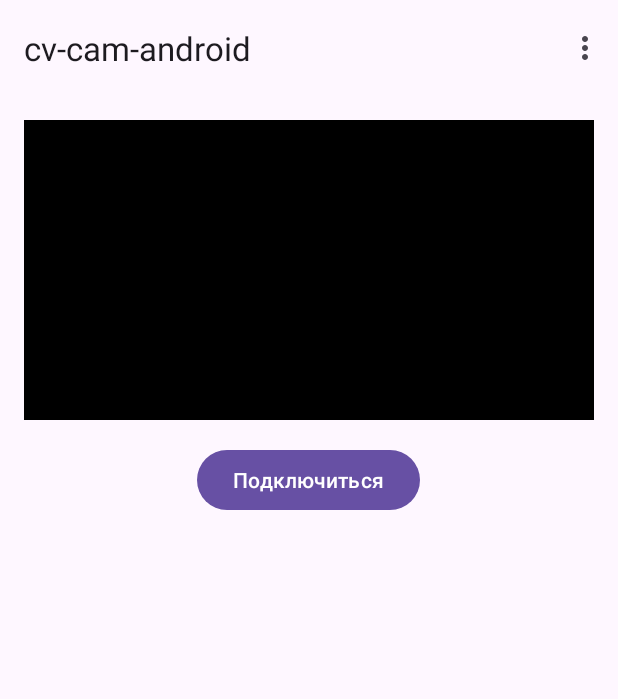
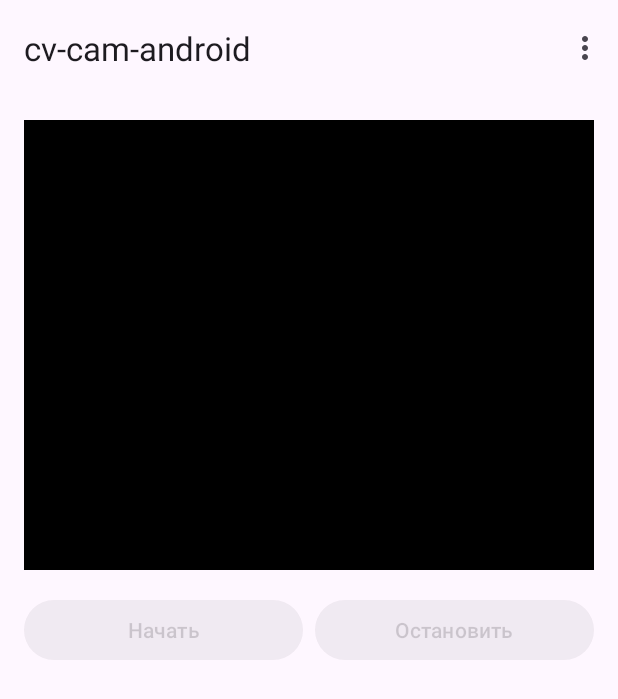
Before and after one commit to Morpheuseses/cv-cam-android, an Android app: the screen it shows after launch (MainActivity), on a phone screen of 412 x 824 dp. Shown: the top 699 px of the screen. Run offline under Robolectric (Android 15) with nearby library versions, the phone set to English and light mode, and no system bars; libraries missing offline, so code that uses them is left out: org.java_websocket.client, org.java_websocket.handshake.

Commit message:
Поработал над интерфейсом и соединением с сервером

```diff
--- a/frontend/src/main/AndroidManifest.xml
+++ b/frontend/src/main/AndroidManifest.xml
@@ -2,6 +2,11 @@
 <manifest xmlns:android="http://schemas.android.com/apk/res/android"
     xmlns:tools="http://schemas.android.com/tools">
     <uses-permission android:name="android.permission.INTERNET" />
+    <uses-permission android:name="android.permission.ACCESS_NETWORK_STATE" />
+    <uses-permission android:name="android.permission.CHANGE_NETWORK_STATE" />
+    <uses-permission android:name="android.permission.ACCESS_WIFI_STATE" />
+    <uses-permission android:name="android.permission.CHANGE_WIFI_STATE" />
+
     <application
         android:allowBackup="true"
         android:dataExtractionRules="@xml/data_extraction_rules"
--- a/frontend/src/main/java/com/example/cv_cam_android/MainActivity.java
+++ b/frontend/src/main/java/com/example/cv_cam_android/MainActivity.java
@@ -2,46 +2,177 @@ package com.example.cv_cam_android;
 
 import android.content.Intent;
 import android.content.SharedPreferences;
+import android.graphics.Bitmap;
+import android.graphics.BitmapFactory;
 import android.os.Bundle;
+import android.os.Handler;
+import android.util.Log;
 import android.view.Menu;
 import android.view.MenuItem;
+import android.widget.Button;
+import android.widget.ImageView;
+import android.widget.Toast;
+
 import androidx.appcompat.app.AppCompatActivity;
-import androidx.media3.common.MediaItem;
-import androidx.media3.exoplayer.ExoPlayer;
-import androidx.media3.ui.PlayerView;
 import androidx.appcompat.widget.Toolbar;
 
-public class MainActivity extends AppCompatActivity {
+public class MainActivity extends AppCompatActivity implements VideoClient.VideoFrameListener {
 
-    private PlayerView playerView;
-    private ExoPlayer player;
-
+    private static final String TAG = "MainActivity";
+    private VideoClient videoClient;
+    private ImageView imageView;
+    private Button btnStart, btnStop;
+    private boolean isConnected = false;
+    private long lastFrameTime = 0;
 
     @Override
     protected void onCreate(Bundle savedInstanceState) {
         super.onCreate(savedInstanceState);
         setContentView(R.layout.activity_main);
 
+        initializeUI();
+        initializeVideoClient();
+    }
+
+    private void initializeUI() {
         Toolbar toolbar = findViewById(R.id.toolbar);
         setSupportActionBar(toolbar);
 
-        // Установим заголовок
-        if (getSupportActionBar() != null) {
-            getSupportActionBar().setTitle(R.string.app_name);
+        imageView = findViewById(R.id.image_view);
+        btnStart = findViewById(R.id.btn_start);
+        btnStop = findViewById(R.id.btn_stop);
+
+        btnStart.setOnClickListener(v -> {
+            if (isConnected) {
+                videoClient.sendCommand("start_stream");
+                showToast("Запуск потока...");
+            } else {
+                showToast("Нет подключения к серверу");
+            }
+        });
+
+        btnStop.setOnClickListener(v -> {
+            if (isConnected) {
+                videoClient.sendCommand("stop_stream");
+                showToast("Остановка потока...");
+                // Очищаем ImageView
+                imageView.setImageBitmap(null);
+            }
+        });
+
+        updateButtonStates();
+    }
+
+    private void initializeVideoClient() {
+        videoClient = new VideoClient(this);
+
+        // Автоподключение с задержкой
+        new Handler().postDelayed(this::connectToServer, 1000);
+    }
+
+    private void connectToServer() {
+        SharedPreferences prefs = getSharedPreferences("settings", MODE_PRIVATE);
+        String serverUrl = prefs.getString("stream_url", "");
+
+        if (serverUrl.isEmpty()) {
+            showToast("❌ URL сервера не задан");
+            return;
         }
 
-        playerView = findViewById(R.id.player_view);
-        player = new ExoPlayer.Builder(this).build();
-        playerView.setPlayer(player);
+        // Преобразуем в WebSocket URL
+        String websocketUrl = serverUrl.replace("http://", "ws://").replace("https://", "wss://");
+        if (!websocketUrl.startsWith("ws://") && !websocketUrl.startsWith("wss://")) {
+            websocketUrl = "ws://" + websocketUrl;
+        }
 
-        SharedPreferences prefs = getSharedPreferences("settings", MODE_PRIVATE);
-        String url = prefs.getString("stream_url", "");
+        Log.d(TAG, "🎯 Final WebSocket URL: " + websocketUrl);
+        showToast("Подключение...");
 
-        if (!url.isEmpty()) {
-            MediaItem mediaItem = MediaItem.fromUri(url);
-            player.setMediaItem(mediaItem);
-            player.prepare();
-            player.play();
+        videoClient.connect(websocketUrl);
+    }
+
+    @Override
+    public void onFrameReceived(byte[] frameData) {
+        runOnUiThread(() -> {
+            try {
+                long currentTime = System.currentTimeMillis();
+                long timeDiff = currentTime - lastFrameTime;
+                lastFrameTime = currentTime;
+
+                Log.d(TAG, "🖼️ Displaying frame, size: " + frameData.length + " bytes, time since last: " + timeDiff + "ms");
+
+                Bitmap bitmap = BitmapFactory.decodeByteArray(frameData, 0, frameData.length);
+                if (bitmap != null) {
+                    imageView.setImageBitmap(bitmap);
+                    Log.d(TAG, "✅ Frame displayed successfully");
+                } else {
+                    Log.e(TAG, "❌ Failed to decode bitmap");
+                    showToast("Ошибка декодирования кадра");
+                }
+            } catch (Exception e) {
+                Log.e(TAG, "💥 Error displaying frame: " + e.getMessage());
+                showToast("Ошибка отображения кадра");
+            }
+        });
+    }
+
+    @Override
+    public void onConnectionStatusChanged(boolean connected) {
+        runOnUiThread(() -> {
+            isConnected = connected;
+            updateButtonStates();
+
+            if (connected) {
+                showToast("✅ Подключено к серверу");
+                Log.i(TAG, "✅ Successfully connected to server");
+
+                // Автоматически запускаем поток через 1 секунду
+                new Handler().postDelayed(() -> {
+                    if (isConnected) {
+                        videoClient.sendCommand("start_stream");
+                        showToast("Автозапуск потока...");
+                    }
+                }, 1000);
+            } else {
+                showToast("❌ Отключено от сервера");
+                Log.i(TAG, "❌ Disconnected from server");
+
+                // Пытаемся переподключиться через 3 секунды
+                new Handler().postDelayed(() -> {
+                    if (!isConnected) {
+                        Log.i(TAG, "🔄 Attempting reconnect...");
+                        connectToServer();
+                    }
+                }, 3000);
+            }
+        });
+    }
+
+    @Override
+    public void onError(String error) {
+        runOnUiThread(() -> {
+            Log.e(TAG, "❌ Client error: " + error);
+            showToast("Ошибка: " + error);
+        });
+    }
+
+    private void updateButtonStates() {
+        btnStart.setEnabled(isConnected);
+        btnStop.setEnabled(isConnected);
+
+        btnStart.setAlpha(isConnected ? 1.0f : 0.5f);
+        btnStop.setAlpha(isConnected ? 1.0f : 0.5f);
+    }
+
+    private void showToast(String message) {
+        Toast.makeText(this, message, Toast.LENGTH_SHORT).show();
+    }
+
+    @Override
+    protected void onDestroy() {
+        super.onDestroy();
+        if (videoClient != null) {
+            videoClient.disconnect();
         }
     }
 
@@ -59,12 +190,4 @@ public class MainActivity extends AppCompatActivity {
         }
         return super.onOptionsItemSelected(item);
     }
-
-    @Override
-    protected void onDestroy() {
-        super.onDestroy();
-        if (player != null) {
-            player.release();
-        }
-    }
 }
--- /dev/null
+++ b/frontend/src/main/java/com/example/cv_cam_android/VideoClient.java
@@ -0,0 +1,177 @@
+package com.example.cv_cam_android;
+
+import android.util.Log;
+import org.java_websocket.client.WebSocketClient;
+import org.java_websocket.handshake.ServerHandshake;
+import org.json.JSONObject;
+import java.net.URI;
+
+public class VideoClient {
+    private static final String TAG = "VideoClient";
+    private WebSocketClient webSocketClient;
+    private VideoFrameListener frameListener;
+
+    public interface VideoFrameListener {
+        void onFrameReceived(byte[] frameData);
+        void onConnectionStatusChanged(boolean connected);
+        void onError(String error);
+    }
+
+    public VideoClient(VideoFrameListener listener) {
+        this.frameListener = listener;
+    }
+
+    public void connect(String serverUrl) {
+        try {
+            Log.d(TAG, "🔗 Connecting to: " + serverUrl);
+
+            URI uri = new URI(serverUrl);
+            webSocketClient = new WebSocketClient(uri) {
+                @Override
+                public void onOpen(ServerHandshake handshake) {
+                    Log.i(TAG, "✅ WebSocket CONNECTED - Status: " + handshake.getHttpStatus());
+
+                    if (frameListener != null) {
+                        frameListener.onConnectionStatusChanged(true);
+                    }
+
+                    // Запрашиваем статус при подключении
+                    sendCommand("status");
+                }
+
+                @Override
+                public void onMessage(String message) {
+                    Log.d(TAG, "📨 Raw message length: " + message.length() + " chars");
+
+                    try {
+                        JSONObject json = new JSONObject(message);
+                        String type = json.getString("type");
+
+                        Log.d(TAG, "📨 Message type: " + type);
+
+                        switch (type) {
+                            case "video_frame":
+                                String frameData = json.getString("data");
+                                Log.d(TAG, "🖼️ Frame data length: " + frameData.length() + " chars");
+
+                                try {
+                                    byte[] decodedFrame = android.util.Base64.decode(frameData, android.util.Base64.DEFAULT);
+                                    Log.d(TAG, "🔍 Decoded frame size: " + decodedFrame.length + " bytes");
+
+                                    if (frameListener != null) {
+                                        frameListener.onFrameReceived(decodedFrame);
+                                        Log.d(TAG, "✅ Frame delivered to listener");
+                                    } else {
+                                        Log.e(TAG, "❌ Frame listener is null!");
+                                    }
+                                } catch (IllegalArgumentException e) {
+                                    Log.e(TAG, "❌ Base64 decoding failed: " + e.getMessage());
+                                    if (frameListener != null) {
+                                        frameListener.onError("Base64 decoding failed");
+                                    }
+                                }
+                                break;
+
+                            case "connection":
+                                String status = json.optString("status", "");
+                                String msg = json.optString("message", "");
+                                boolean raspberryConnected = json.optBoolean("raspberry_connected", false);
+                                Log.i(TAG, "🔌 Connection: " + status + " - " + msg);
+                                Log.i(TAG, "📡 Raspberry Pi connected: " + raspberryConnected);
+                                break;
+
+                            case "ack":
+                                String command = json.optString("command", "");
+                                String ackStatus = json.optString("status", "");
+                                String ackMsg = json.optString("message", "");
+                                Log.i(TAG, "✅ " + command + ": " + ackStatus + " - " + ackMsg);
+                                break;
+
+                            case "status":
+                                boolean rpiConnected = json.optBoolean("raspberry_connected", false);
+                                int clientsCount = json.optInt("clients_count", 0);
+                                Log.i(TAG, "📊 Status - RPi: " + rpiConnected + ", Clients: " + clientsCount);
+                                break;
+
+                            case "error":
+                                String errorMsg = json.optString("message", "");
+                                Log.e(TAG, "❌ Server error: " + errorMsg);
+                                if (frameListener != null) {
+                                    frameListener.onError(errorMsg);
+                                }
+                                break;
+
+                            default:
+                                Log.w(TAG, "❓ Unknown message type: " + type);
+                        }
+
+                    } catch (Exception e) {
+                        Log.e(TAG, "💥 JSON parsing error: " + e.getMessage());
+                        Log.e(TAG, "Message content: " + message.substring(0, Math.min(100, message.length())));
+                        if (frameListener != null) {
+                            frameListener.onError("JSON parsing failed");
+                        }
+                    }
+                }
+
+                @Override
+                public void onClose(int code, String reason, boolean remote) {
+                    Log.w(TAG, "❌ WebSocket CLOSED - Code: " + code + ", Reason: " + reason + ", Remote: " + remote);
+
+                    if (frameListener != null) {
+                        frameListener.onConnectionStatusChanged(false);
+                    }
+                }
+
+                @Override
+                public void onError(Exception ex) {
+                    Log.e(TAG, "💥 WebSocket ERROR: " + ex.getMessage());
+                    ex.printStackTrace();
+
+                    if (frameListener != null) {
+                        frameListener.onConnectionStatusChanged(false);
+                        frameListener.onError(ex.getMessage());
+                    }
+                }
+            };
+
+            // Настройка таймаутов
+            webSocketClient.setConnectionLostTimeout(30);
+
+            Log.d(TAG, "🚀 Starting connection...");
+            webSocketClient.connect();
+
+        } catch (Exception e) {
+            Log.e(TAG, "💥 Connection failed: " + e.getMessage());
+            if (frameListener != null) {
+                frameListener.onError("Connection failed: " + e.getMessage());
+            }
+        }
+    }
+
+    public void sendCommand(String command) {
+        if (webSocketClient != null && webSocketClient.isOpen()) {
+            try {
+                JSONObject jsonCommand = new JSONObject();
+                jsonCommand.put("command", command);
+                webSocketClient.send(jsonCommand.toString());
+                Log.d(TAG, "📤 Sent command: " + command);
+            } catch (Exception e) {
+                Log.e(TAG, "💥 Send command error: " + e.getMessage());
+            }
+        } else {
+            Log.w(TAG, "⚠️ Cannot send command - WebSocket not connected");
+        }
+    }
+
+    public void disconnect() {
+        if (webSocketClient != null) {
+            webSocketClient.close();
+            Log.i(TAG, "🔌 Disconnected manually");
+        }
+    }
+
+    public boolean isConnected() {
+        return webSocketClient != null && webSocketClient.isOpen();
+    }
+}
--- a/frontend/src/main/res/layout/activity_main.xml
+++ b/frontend/src/main/res/layout/activity_main.xml
@@ -7,6 +7,7 @@
     android:fitsSystemWindows="true"
     tools:context=".MainActivity">
 
+    <!-- Toolbar -->
     <com.google.android.material.appbar.AppBarLayout
         android:layout_width="match_parent"
         android:layout_height="wrap_content">
@@ -15,9 +16,10 @@
             android:id="@+id/toolbar"
             android:layout_width="match_parent"
             android:layout_height="?attr/actionBarSize"
-            app:menu="@menu/main_menu" />
+            app:menu="@menu/main_menu"/>
     </com.google.android.material.appbar.AppBarLayout>
 
+    <!-- Основной контейнер -->
     <LinearLayout
         android:id="@+id/main_container"
         android:layout_width="match_parent"
@@ -26,20 +28,38 @@
         android:padding="16dp"
         app:layout_behavior="@string/appbar_scrolling_view_behavior">
 
-        <androidx.media3.ui.PlayerView
-            android:id="@+id/player_view"
+        <!-- ImageView для показа видео с Raspberry Pi -->
+        <ImageView
+            android:id="@+id/image_view"
             android:layout_width="match_parent"
-            android:layout_height="200dp"
-            app:show_buffering="when_playing"
-            app:use_controller="true" />
+            android:layout_height="300dp"
+            android:scaleType="fitCenter"
+            android:background="#000000"/>
 
-        <Button
-            android:id="@+id/btn_connect"
-            android:layout_width="wrap_content"
+        <!-- Кнопки управления потоком -->
+        <LinearLayout
+            android:layout_width="match_parent"
             android:layout_height="wrap_content"
-            android:text="@string/ConnectButton"
-            android:layout_gravity="center_horizontal"
-            android:layout_marginTop="16dp"/>
+            android:orientation="horizontal"
+            android:layout_marginTop="16dp"
+            android:weightSum="2">
+
+            <Button
+                android:id="@+id/btn_start"
+                android:layout_width="0dp"
+                android:layout_height="wrap_content"
+                android:layout_weight="1"
+                android:text="@string/StartButton"/>
+
+            <Button
+                android:id="@+id/btn_stop"
+                android:layout_width="0dp"
+                android:layout_height="wrap_content"
+                android:layout_weight="1"
+                android:text="@string/StopButton"
+                android:layout_marginStart="8dp"/>
+        </LinearLayout>
+
     </LinearLayout>
 
 </androidx.coordinatorlayout.widget.CoordinatorLayout>
--- a/frontend/src/main/res/values/strings.xml
+++ b/frontend/src/main/res/values/strings.xml
@@ -17,4 +17,6 @@
     <string name="Settings">Настройки</string>
     <string name="ConnectButton">Подключиться</string>
     <string name="hintURL">Введите домен или сокет сервера</string>
+    <string name="StopButton">Остановить</string>
+    <string name="StartButton">Начать</string>
 </resources>
```
Also changed, not shown: frontend/src/main/java/com/example/cv_cam_android/SettingsActivity.java (+18 -5 lines), 2 other files.
